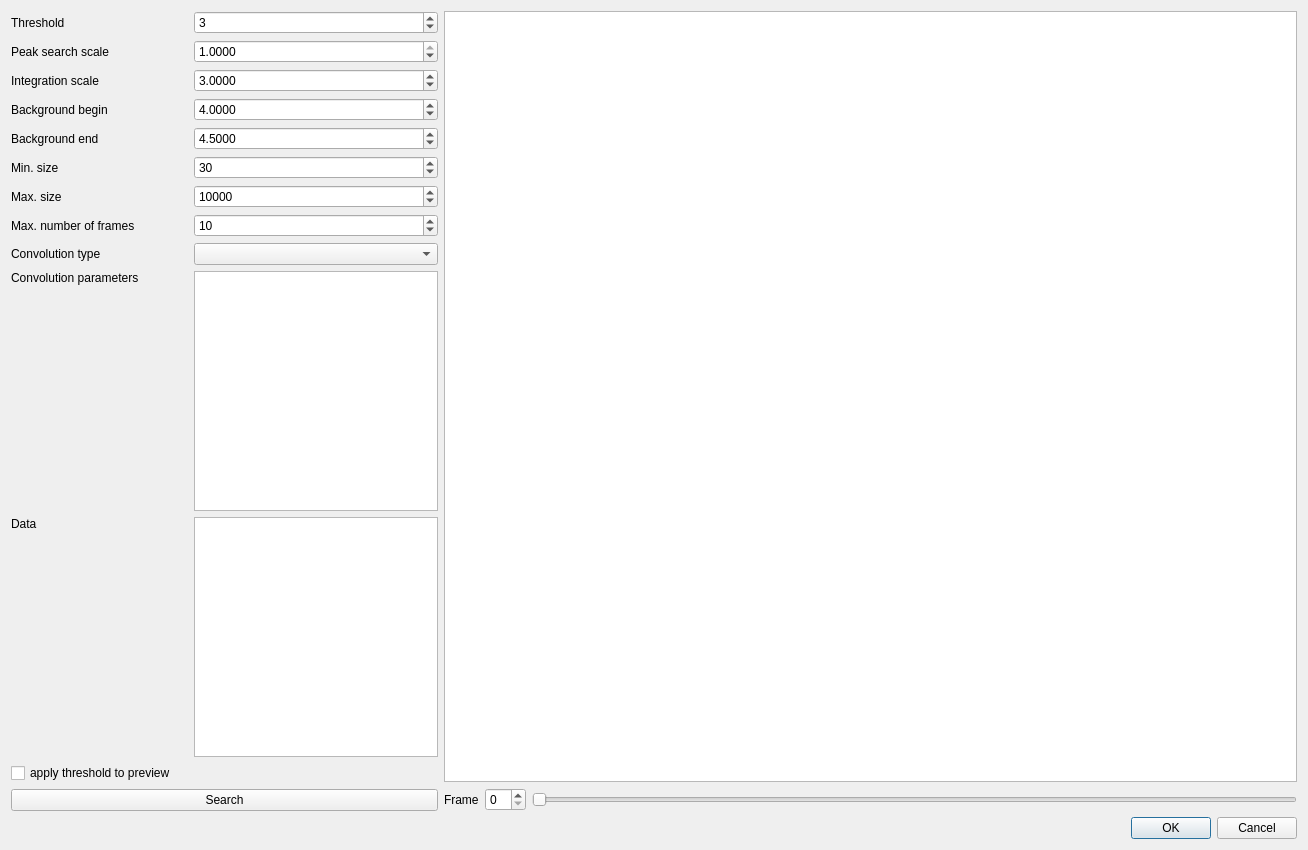
This is apps/nsxqt/ui/DialogPeakFind.ui in k61n/openhkl as Qt 5 draws it before an edit. The edited form follows.
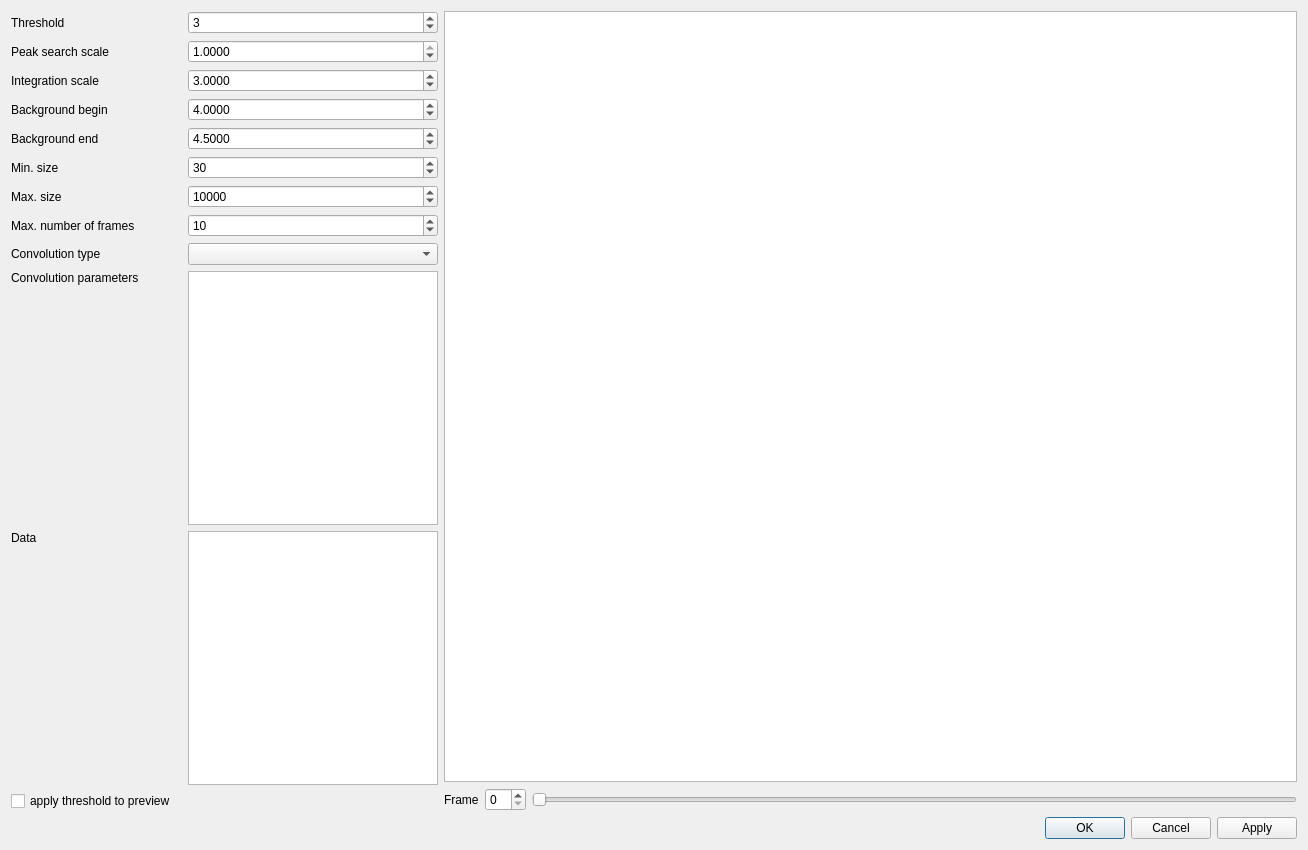
This is the edited form.

Commit message: updaed peak find ui file

Diff of the .ui file:
```diff
--- a/apps/nsxqt/ui/DialogPeakFind.ui
+++ b/apps/nsxqt/ui/DialogPeakFind.ui
@@ -27,7 +27,7 @@
     <layout class="QHBoxLayout" name="horizontalLayout_2" stretch="1,2">
      <item>
       <layout class="QGridLayout" name="gridLayout">
-       <item row="1" column="3">
+       <item row="1" column="2">
         <widget class="QDoubleSpinBox" name="searchScale">
          <property name="decimals">
           <number>4</number>
@@ -43,13 +43,104 @@
          </property>
         </widget>
        </item>
-       <item row="3" column="3">
-        <widget class="QDoubleSpinBox" name="bkgBegin">
+       <item row="8" column="2">
+        <layout class="QVBoxLayout" name="verticalLayout_2">
+         <item>
+          <widget class="QComboBox" name="convolver">
+           <property name="insertPolicy">
+            <enum>QComboBox::InsertAlphabetically</enum>
+           </property>
+          </widget>
+         </item>
+        </layout>
+       </item>
+       <item row="9" column="2">
+        <widget class="QTableWidget" name="convolverParameters"/>
+       </item>
+       <item row="6" column="0" colspan="2">
+        <widget class="QLabel" name="maxCompLabel">
+         <property name="text">
+          <string>Max. size</string>
+         </property>
+        </widget>
+       </item>
+       <item row="1" column="0" colspan="2">
+        <widget class="QLabel" name="confidenceLabel_2">
+         <property name="text">
+          <string>Peak search scale</string>
+         </property>
+        </widget>
+       </item>
+       <item row="7" column="0">
+        <widget class="QLabel" name="label_6">
+         <property name="text">
+          <string>Max. number of frames</string>
+         </property>
+        </widget>
+       </item>
+       <item row="5" column="2">
+        <widget class="QSpinBox" name="minSize">
+         <property name="maximum">
+          <number>2000000000</number>
+         </property>
+         <property name="value">
+          <number>30</number>
+         </property>
+        </widget>
+       </item>
+       <item row="7" column="2">
+        <widget class="QSpinBox" name="maxFrames">
+         <property name="minimum">
+          <number>1</number>
+         </property>
+         <property name="maximum">
+          <number>100000</number>
+         </property>
+         <property name="value">
+          <number>10</number>
+         </property>
+        </widget>
+       </item>
+       <item row="12" column="0">
+        <widget class="QCheckBox" name="applyThreshold">
+         <property name="text">
+          <string>apply threshold to preview</string>
+         </property>
+        </widget>
+       </item>
+       <item row="0" column="2">
+        <widget class="QDoubleSpinBox" name="threshold">
+         <property name="decimals">
+          <number>0</number>
+         </property>
+         <property name="maximum">
+          <double>1000000.000000000000000</double>
+         </property>
+         <property name="singleStep">
+          <double>1.000000000000000</double>
+         </property>
+         <property name="value">
+          <double>3.000000000000000</double>
+         </property>
+        </widget>
+       </item>
+       <item row="4" column="2">
+        <widget class="QDoubleSpinBox" name="bkgEnd">
          <property name="decimals">
           <number>4</number>
          </property>
          <property name="value">
-          <double>4.000000000000000</double>
+          <double>4.500000000000000</double>
+         </property>
+        </widget>
+       </item>
+       <item row="8" column="0" colspan="2">
+        <widget class="QLabel" name="filterLabel">
+         <property name="text">
+          <string>Convolution type</string>
+         </property>
+         <property name="alignment">
+          <set>Qt::AlignLeading|Qt::AlignLeft|Qt::AlignVCenter</set>
          </property>
         </widget>
        </item>
@@ -60,6 +151,9 @@
          </property>
         </widget>
        </item>
+       <item row="11" column="2">
+        <widget class="QListWidget" name="dataList"/>
+       </item>
        <item row="3" column="0">
         <widget class="QLabel" name="label_8">
          <property name="text">
@@ -67,56 +161,6 @@
          </property>
         </widget>
        </item>
-       <item row="6" column="3">
-        <widget class="QSpinBox" name="maxSize">
-         <property name="maximum">
-          <number>2000000000</number>
-         </property>
-         <property name="value">
-          <number>10000</number>
-         </property>
-        </widget>
-       </item>
-       <item row="0" column="3">
-        <widget class="QDoubleSpinBox" name="threshold">
-         <property name="decimals">
-          <number>0</number>
-         </property>
-         <property name="maximum">
-          <double>1000000.000000000000000</double>
-         </property>
-         <property name="singleStep">
-          <double>1.000000000000000</double>
-         </property>
-         <property name="value">
-          <double>3.000000000000000</double>
-         </property>
-        </widget>
-       </item>
-       <item row="0" column="0">
-        <widget class="QLabel" name="label_5">
-         <property name="text">
-          <string>Threshold</string>
-         </property>
-         <property name="alignment">
-          <set>Qt::AlignLeading|Qt::AlignLeft|Qt::AlignVCenter</set>
-         </property>
-        </widget>
-       </item>
-       <item row="7" column="0">
-        <widget class="QLabel" name="label_6">
-         <property name="text">
-          <string>Max. number of frames</string>
-         </property>
-        </widget>
-       </item>
-       <item row="1" column="0" colspan="2">
-        <widget class="QLabel" name="confidenceLabel_2">
-         <property name="text">
-          <string>Peak search scale</string>
-         </property>
-        </widget>
-       </item>
        <item row="4" column="0">
         <widget class="QLabel" name="label_9">
          <property name="text">
@@ -124,87 +168,13 @@
          </property>
         </widget>
        </item>
-       <item row="2" column="0">
-        <widget class="QLabel" name="label_7">
-         <property name="text">
-          <string>Integration scale</string>
-         </property>
-        </widget>
-       </item>
-       <item row="4" column="3">
-        <widget class="QDoubleSpinBox" name="bkgEnd">
+       <item row="3" column="2">
+        <widget class="QDoubleSpinBox" name="bkgBegin">
          <property name="decimals">
           <number>4</number>
          </property>
          <property name="value">
-          <double>4.500000000000000</double>
-         </property>
-        </widget>
-       </item>
-       <item row="2" column="3">
-        <widget class="QDoubleSpinBox" name="peakScale">
-         <property name="decimals">
-          <number>4</number>
-         </property>
-         <property name="value">
-          <double>3.000000000000000</double>
-         </property>
-        </widget>
-       </item>
-       <item row="11" column="0">
-        <widget class="QLabel" name="label_4">
-         <property name="text">
-          <string>Data</string>
-         </property>
-         <property name="alignment">
-          <set>Qt::AlignLeading|Qt::AlignLeft|Qt::AlignTop</set>
-         </property>
-        </widget>
-       </item>
-       <item row="6" column="0" colspan="2">
-        <widget class="QLabel" name="maxCompLabel">
-         <property name="text">
-          <string>Max. size</string>
-         </property>
-        </widget>
-       </item>
-       <item row="11" column="3">
-        <widget class="QListWidget" name="dataList"/>
-       </item>
-       <item row="7" column="3">
-        <widget class="QSpinBox" name="maxFrames">
-         <property name="minimum">
-          <number>1</number>
-         </property>
-         <property name="maximum">
-          <number>100000</number>
-         </property>
-         <property name="value">
-          <number>10</number>
-         </property>
-        </widget>
-       </item>
-       <item row="8" column="3">
-        <layout class="QVBoxLayout" name="verticalLayout_2">
-         <item>
-          <widget class="QComboBox" name="convolver">
-           <property name="insertPolicy">
-            <enum>QComboBox::InsertAlphabetically</enum>
-           </property>
-          </widget>
-         </item>
-        </layout>
-       </item>
-       <item row="9" column="3">
-        <widget class="QTableWidget" name="convolverParameters"/>
-       </item>
-       <item row="5" column="3">
-        <widget class="QSpinBox" name="minSize">
-         <property name="maximum">
-          <number>2000000000</number>
-         </property>
-         <property name="value">
-          <number>30</number>
+          <double>4.000000000000000</double>
          </property>
         </widget>
        </item>
@@ -218,33 +188,53 @@
          </property>
         </widget>
        </item>
-       <item row="8" column="0" colspan="2">
-        <widget class="QLabel" name="filterLabel">
+       <item row="11" column="0">
+        <widget class="QLabel" name="label_4">
          <property name="text">
-          <string>Convolution type</string>
+          <string>Data</string>
+         </property>
+         <property name="alignment">
+          <set>Qt::AlignLeading|Qt::AlignLeft|Qt::AlignTop</set>
+         </property>
+        </widget>
+       </item>
+       <item row="6" column="2">
+        <widget class="QSpinBox" name="maxSize">
+         <property name="maximum">
+          <number>2000000000</number>
+         </property>
+         <property name="value">
+          <number>10000</number>
+         </property>
+        </widget>
+       </item>
+       <item row="2" column="2">
+        <widget class="QDoubleSpinBox" name="peakScale">
+         <property name="decimals">
+          <number>4</number>
+         </property>
+         <property name="value">
+          <double>3.000000000000000</double>
+         </property>
+        </widget>
+       </item>
+       <item row="2" column="0">
+        <widget class="QLabel" name="label_7">
+         <property name="text">
+          <string>Integration scale</string>
+         </property>
+        </widget>
+       </item>
+       <item row="0" column="0">
+        <widget class="QLabel" name="label_5">
+         <property name="text">
+          <string>Threshold</string>
          </property>
          <property name="alignment">
           <set>Qt::AlignLeading|Qt::AlignLeft|Qt::AlignVCenter</set>
          </property>
         </widget>
        </item>
-       <item row="12" column="0">
-        <widget class="QCheckBox" name="applyThreshold">
-         <property name="text">
-          <string>apply threshold to preview</string>
-         </property>
-        </widget>
-       </item>
-       <item row="13" column="0" colspan="4">
-        <widget class="QPushButton" name="startPeaksSearch">
-         <property name="styleSheet">
-          <string notr="true"/>
-         </property>
-         <property name="text">
-          <string>Search</string>
-         </property>
-        </widget>
-       </item>
       </layout>
      </item>
      <item>
@@ -303,7 +293,7 @@
    <item row="1" column="0">
     <widget class="QDialogButtonBox" name="cancelOK">
      <property name="standardButtons">
-      <set>QDialogButtonBox::Cancel|QDialogButtonBox::Ok</set>
+      <set>QDialogButtonBox::Apply|QDialogButtonBox::Cancel|QDialogButtonBox::Ok</set>
      </property>
     </widget>
    </item>
```
